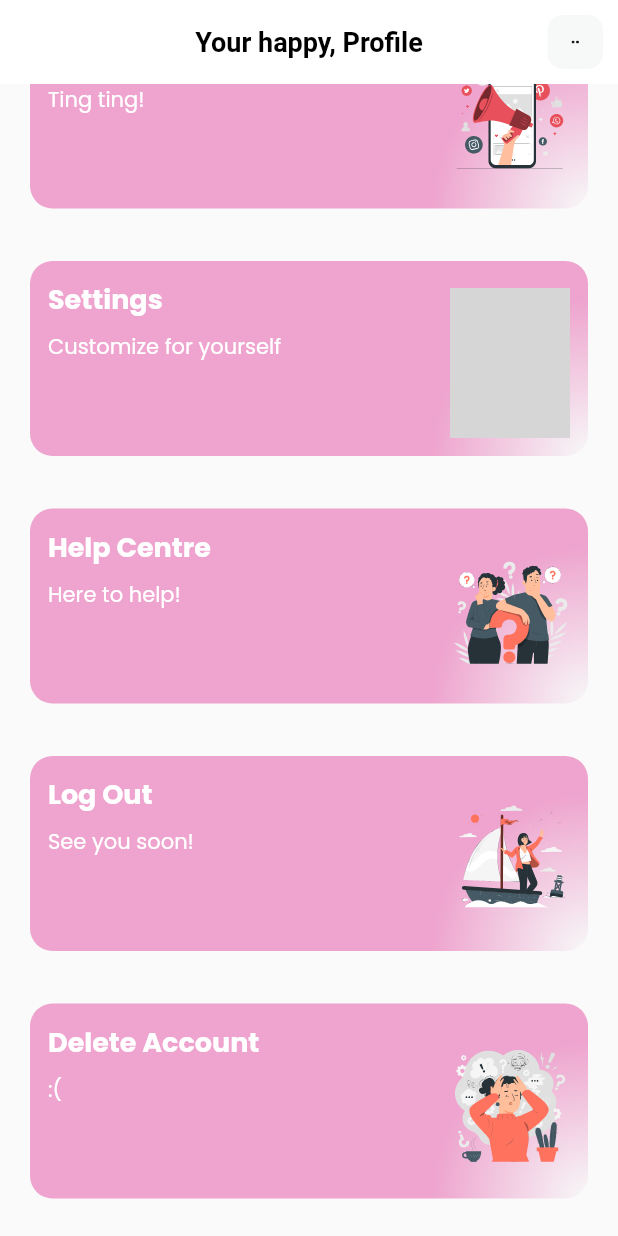
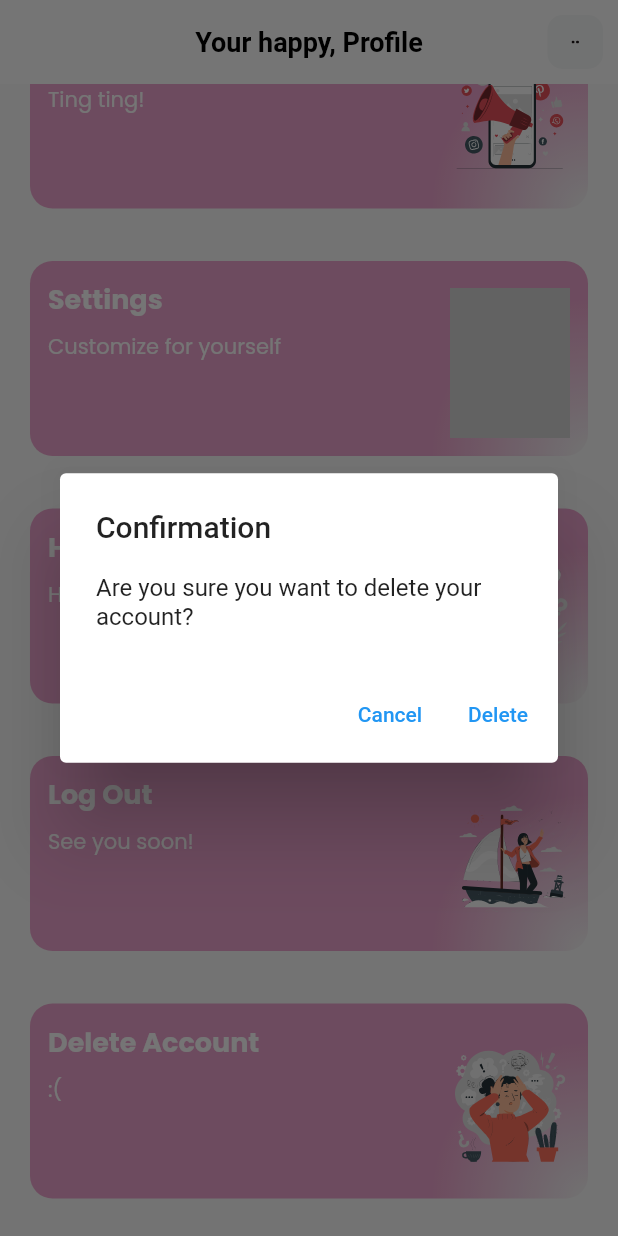
Before and after one commit to neminsheth/mental-health-assistant, a Flutter app: the ProfilePage screen opened directly, scrolled down 347 dp, after a tap on "Delete Account", on a phone screen of 412 x 824 dp. Run offline on Flutter 3.47's test engine with Material 2 defaults, Android fonts, the phone set to English and light mode, and no system bars; our stand-ins replace animated_toggle_switch, audioplayers, circular_countdown_timer, cloud_firestore, firebase_auth, firebase_core and 7 more; missing offline and left inert: dotted_dashed_line, simple_animation_progress_bar, video_thumbnail_imageview; accounts and stored records are empty; generated files the repository leaves out were written again; key blocks and very long unbroken strings in the code were emptied for the run; grey boxes are pictures that could not be loaded.

Commit message:
Delete account

```diff
--- a/lib/profile.dart
+++ b/lib/profile.dart
@@ -1,3 +1,5 @@
+import 'package:cloud_firestore/cloud_firestore.dart';
+import 'package:firebase_auth/firebase_auth.dart';
 import 'package:flutter/material.dart';
 import 'package:flutter_svg/flutter_svg.dart';
 import 'package:ipd/colors.dart';
@@ -148,29 +150,76 @@ class ProfilePage extends StatelessWidget {
               title: "Delete Account",
               img: "assets/icons/delete.svg",
               onTap: () async {
-                // // Get the current user
-                // User? user = FirebaseAuth.instance.currentUser;
-                //
-                // if (user != null) {
-                //   // Delete user from Firebase Authentication
-                //   try {
-                //     await user.delete();
-                //
-                //     // Delete user data from Firestore (assuming 'Students' is the collection name)
-                //     await FirebaseFirestore.instance.collection('Students').doc(user.uid).delete();
-                //
-                //     // Navigate to the home screen or any other screen after successful deletion
-                //     Navigator.of(context).pushReplacementNamed('/home');
-                //   } catch (e) {
-                //     // Handle errors, e.g., display an error message to the user
-                //     print("Error deleting account: $e");
-                //   }
-                // }
+                // Show confirmation dialog
+                bool confirmDelete = await showDialog(
+                  context: context,
+                  builder: (BuildContext context) {
+                    return AlertDialog(
+                      title: Text("Confirmation"),
+                      content: Text("Are you sure you want to delete your account?"),
+                      actions: <Widget>[
+                        TextButton(
+                          onPressed: () {
+                            Navigator.of(context).pop(false); // Return false if cancel
+                          },
+                          child: Text("Cancel"),
+                        ),
+                        TextButton(
+                          onPressed: () {
+                            Navigator.of(context).pop(true); // Return true if confirm
+                          },
+                          child: Text("Delete"),
+                        ),
+                      ],
+                    );
+                  },
+                );
+
+                // If user confirmed deletion
+                if (confirmDelete ?? false) {
+                  // Get the current user
+                  User? user = FirebaseAuth.instance.currentUser;
+
+                  // Delete user from Firebase Authentication
+                 //try {
+                    await user!.delete();
+
+                    // Delete user data from Firestore
+                    //await FirebaseFirestore.instance.collection('users').doc(user.uid).delete();
+
+                    // Navigate to the login page after successful deletion
+                     Navigator.push(context, MaterialPageRoute(builder: (context) => LoginPage()));
+                  // } catch (e) {
+                  //   // Handle errors, e.g., display an error message to the user
+                  //   print("Error deleting account: $e");
+                  //   showDialog(
+                  //     context: context,
+                  //     builder: (context) {
+                  //       return AlertDialog(
+                  //         title: Text('Error'),
+                  //         content: Text('Failed to delete account. Please try again later.'),
+                  //         actions: [
+                  //           TextButton(
+                  //             onPressed: () {
+                  //               Navigator.pop(context);
+                  //             },
+                  //             child: Text('OK'),
+                  //           ),
+                  //         ],
+                  //       );
+                  //     },
+                  //   );
+                  // }
+                }
               },
+
+
               bgColor: AppColors.primary,
               textColor: AppColors.white,
               description: ":(",
             ),
+
+
             SizedBox(
               height: 15,
             ),
```
